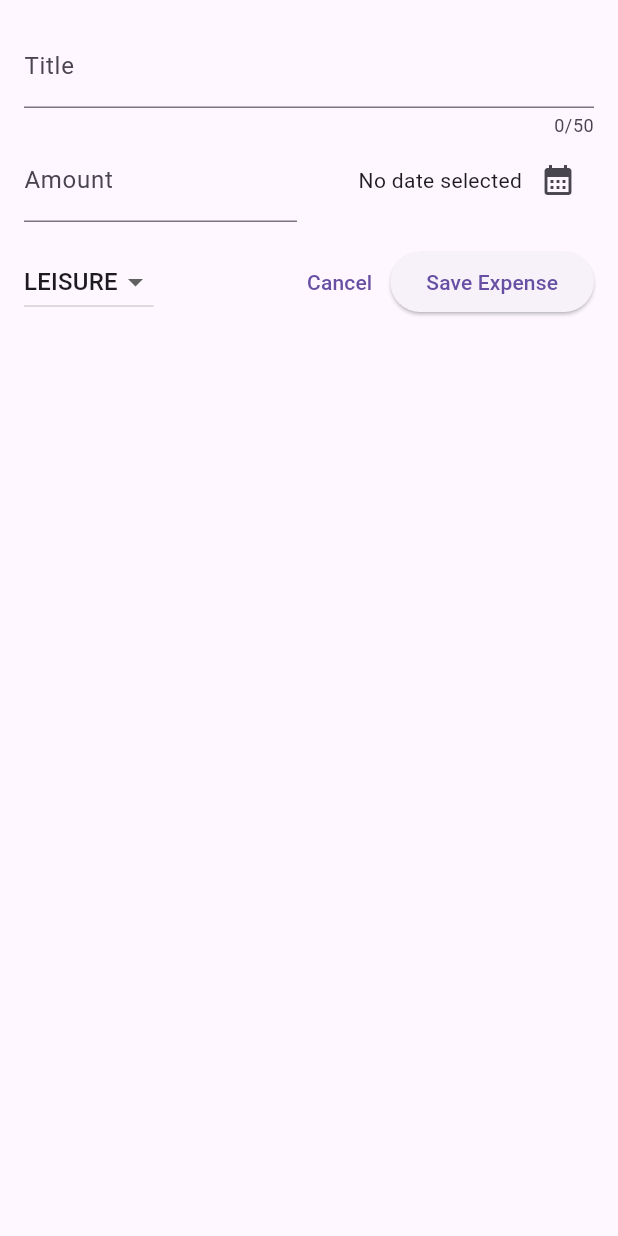
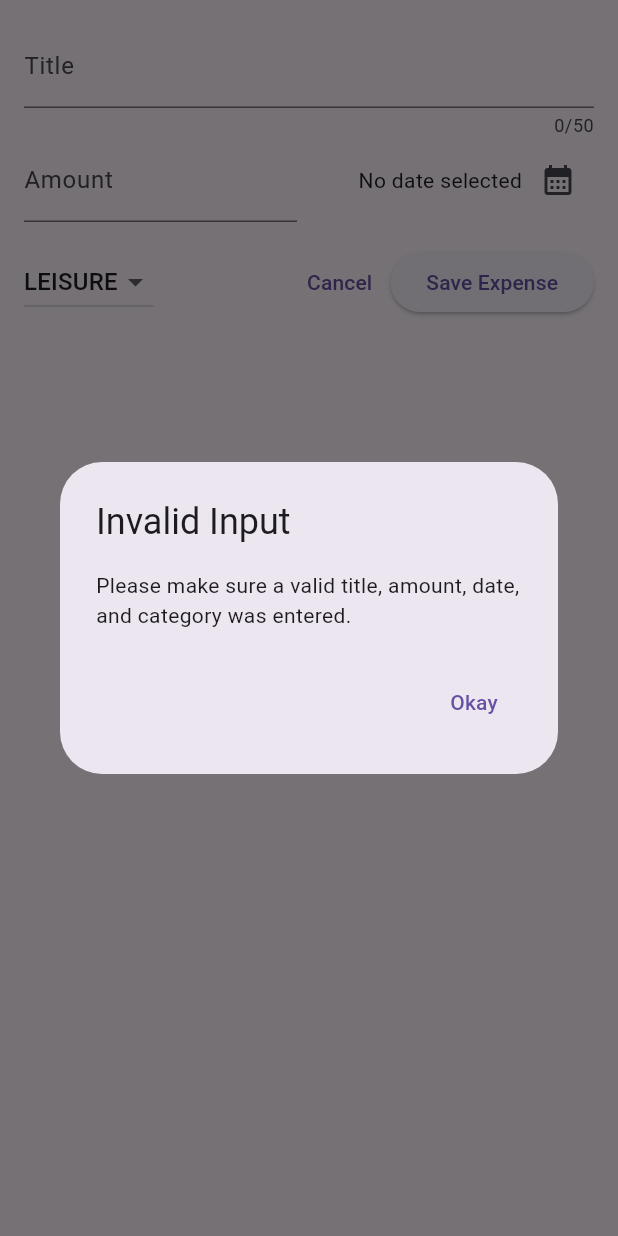
Before and after one commit to dhikadityre/ExpenseTrackerFt, a Flutter app: the NewExpense widget shown alone on an empty page, opened directly, after a tap on "Save Expense", on a phone screen of 412 x 824 dp. Run offline on Flutter 3.47's test engine with Material 3 defaults, Android fonts, the phone set to English and light mode, and no system bars.

Commit message:
feat: add button save validation and showing error popup if not validated

```diff
--- a/lib/widgets/bottomsheets/new_expense.dart
+++ b/lib/widgets/bottomsheets/new_expense.dart
@@ -30,6 +30,34 @@ class _NewExpenseState extends State<NewExpense> {
     setState(() {
       _selectedDate = selectedDate;
     });
+  }
+
+  void _onSubmitExpenseData() {
+    final enteredAmount =
+        double.tryParse(_priceController.text); // tryParse('Hello') => null
+    final isInvalidAmount = enteredAmount == null || enteredAmount <= 0;
+    if (_titleController.text.trim().isEmpty ||
+        isInvalidAmount ||
+        _selectedDate == null) {
+      // show error message
+      showDialog(
+        context: context,
+        builder: (ctx) => AlertDialog(
+          title: const Text("Invalid Input"),
+          content: const Text(
+              'Please make sure a valid title, amount, date, and category was entered.'),
+          actions: [
+            TextButton(
+              onPressed: () {
+                Navigator.pop(ctx);
+              },
+              child: const Text('Okay'),
+            )
+          ],
+        ),
+      );
+      return;
+    }
   }
 
   @override
@@ -123,10 +151,7 @@ class _NewExpenseState extends State<NewExpense> {
                 child: const Text('Cancel'),
               ),
               ElevatedButton(
-                onPressed: () {
-                  print(_titleController.text);
-                  print(_priceController.text);
-                },
+                onPressed: _onSubmitExpenseData,
                 child: const Text('Save Expense'),
               ),
             ],
```
